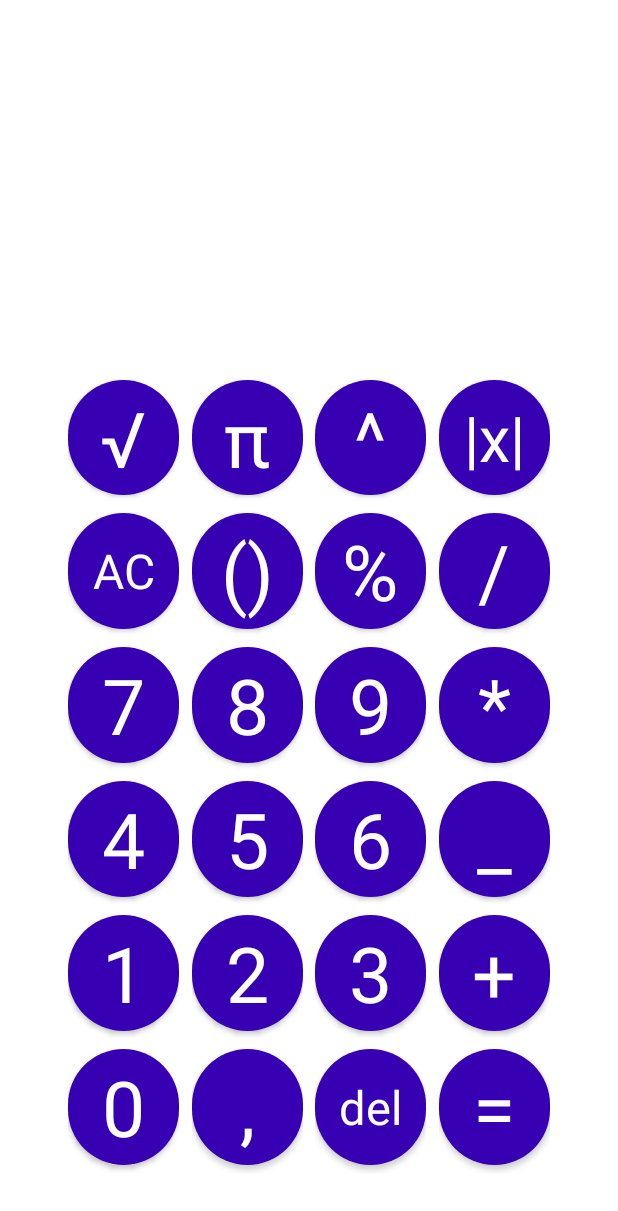
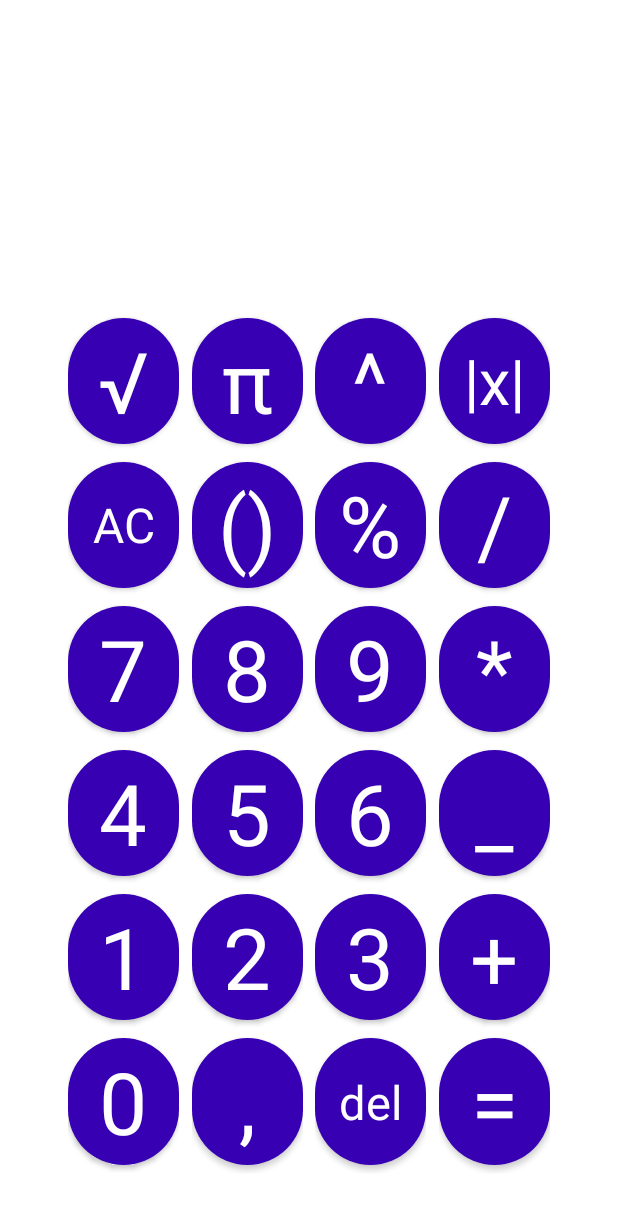
Before and after one commit to KamilCiepluch/Kalkulator, an Android app: the layout activity_main.xml on its own in the app's theme, with its tools: preview values and no code run, on a phone screen of 412 x 824 dp. Shown: the top 1211 px of the screen. Run offline under Robolectric (Android 15) with nearby library versions, the phone set to English and light mode, and no system bars.

```diff
--- a/app/src/main/java/com/example/kalkulator/MainActivity.java
+++ b/app/src/main/java/com/example/kalkulator/MainActivity.java
@@ -11,6 +11,7 @@ import android.widget.Button;
 import android.widget.TextView;
 
 import com.google.android.material.bottomnavigation.BottomNavigationView;
+
 
 
 public class MainActivity extends AppCompatActivity {
--- a/app/src/main/res/layout/activity_main.xml
+++ b/app/src/main/res/layout/activity_main.xml
@@ -85,7 +85,7 @@
         android:layout_width="wrap_content"
         android:layout_height="wrap_content"
         android:orientation="horizontal"
-        app:layout_constraintGuide_percent="0.30" />
+        app:layout_constraintGuide_percent="0.25" />
 
     <LinearLayout
         android:id="@+id/first_col"
@@ -359,7 +359,7 @@
             android:text="@string/Button_abs" />
 
         <Button
-            android:id="@+id/Button_dev"
+            android:id="@+id/Button_div"
             style="@style/Widget.MaterialComponents.FloatingActionButton"
             app:backgroundTint="@color/purple_700"
             android:layout_width="match_parent"
@@ -367,10 +367,10 @@
             android:layout_gravity="center"
             android:layout_weight="1"
             android:autoSizeTextType="uniform"
-            android:text="@string/Button_dev" />
+            android:text="@string/Button_div" />
 
         <Button
-            android:id="@+id/Button_mult"
+            android:id="@+id/Button_mul"
             style="@style/Widget.MaterialComponents.FloatingActionButton"
             app:backgroundTint="@color/purple_700"
             android:layout_width="match_parent"
@@ -378,7 +378,7 @@
             android:layout_gravity="center"
             android:layout_weight="1"
             android:autoSizeTextType="uniform"
-            android:text="@string/Button_mult" />
+            android:text="@string/Button_mul" />
 
         <Button
             android:id="@+id/Button_minus"
@@ -418,11 +418,15 @@
 
     <TextView
         android:id="@+id/textView"
+
+
+
         android:layout_width="0dp"
         android:layout_height="0dp"
-        android:autoSizeTextType="uniform"
-        android:maxLines="1"
-        android:ellipsize="start"
+
+        android:textSize="36sp"
+        android:singleLine="true"
+
         app:layout_constraintTop_toBottomOf="@+id/row_start"
         app:layout_constraintRight_toLeftOf="@+id/col4_end"
         app:layout_constraintBottom_toTopOf="@+id/Buttons_start"
--- a/app/src/main/res/values/strings.xml
+++ b/app/src/main/res/values/strings.xml
@@ -8,8 +8,8 @@
     <string name="Button_comma">\u002c</string>>
     <string name="Button_percent">\u0025</string>>
     <string name="Button_abs">\u007cx\u007c</string>>
-    <string name="Button_dev">\u002f</string>>
-    <string name="Button_mult">\u002a</string>>
+    <string name="Button_div">\u002f</string>>
+    <string name="Button_mul">\u002a</string>>
     <string name="Button_minus">\u005f</string>>
     <string name="Button_plus">\u002b</string>>
     <string name="Button_equals">\u003d</string>>
```
Also changed, not shown: app/src/main/java/com/example/kalkulator/SimpleCalc.java (+133 -71 lines), app/src/main/res/layout-land/advanced.xml (+4 -4 lines), app/src/main/res/layout-port-v26/advanced.xml (+4 -4 lines), app/src/main/res/layout-port/advanced.xml (+4 -4 lines).
